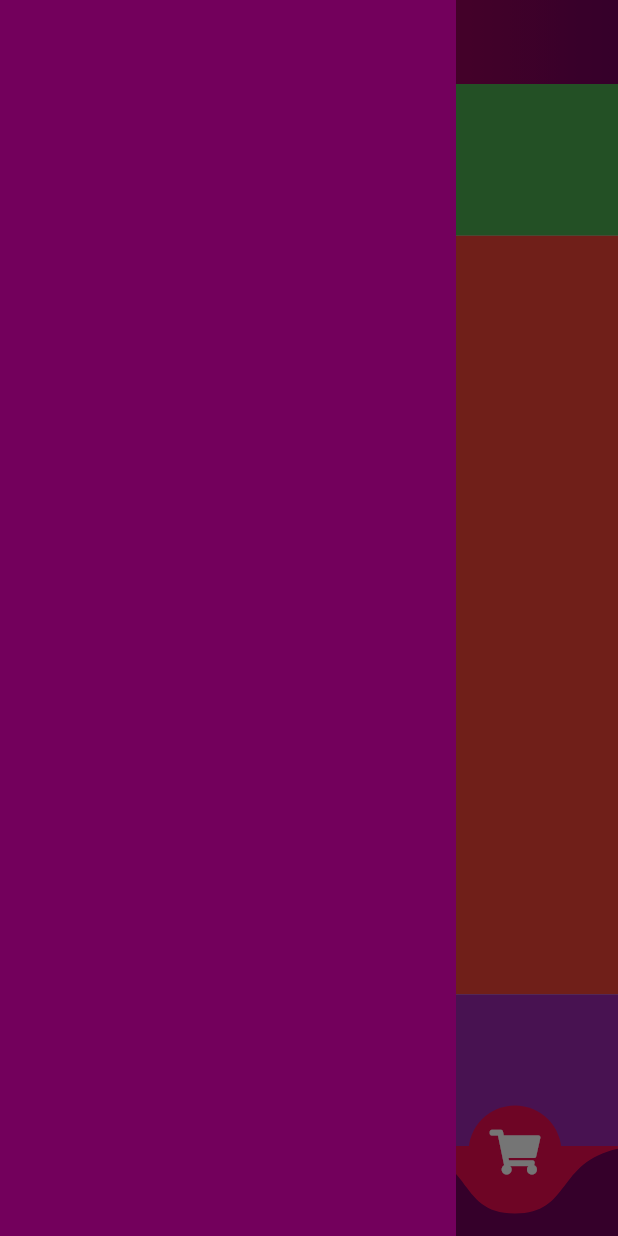
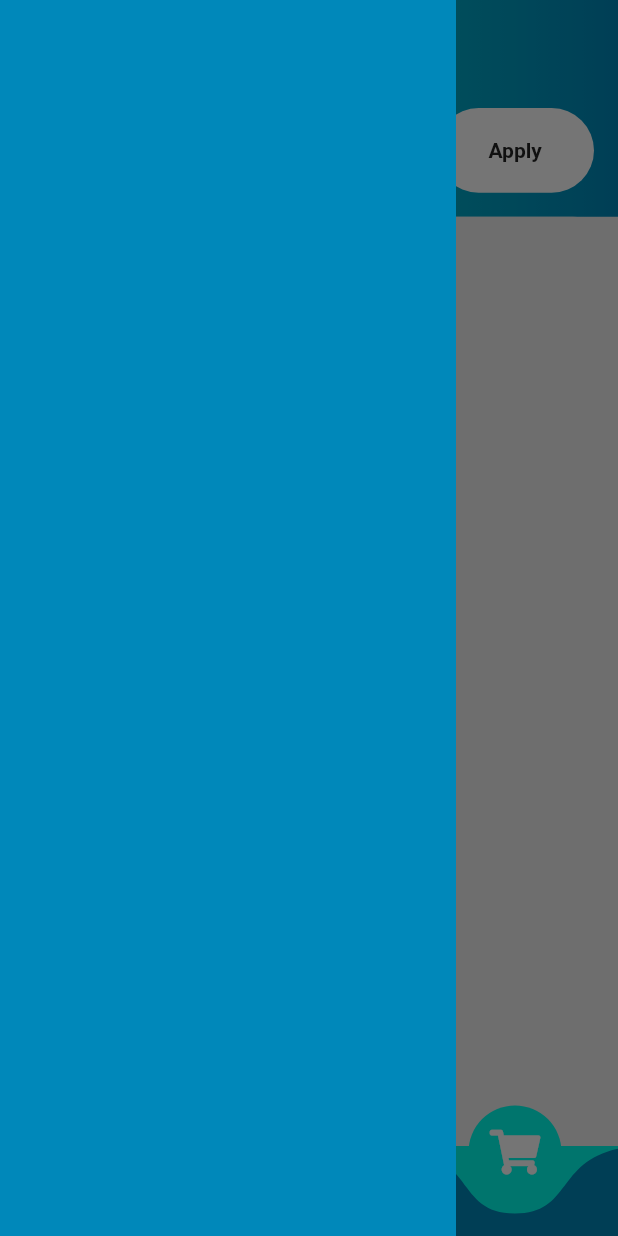
Before and after one commit to Afridee/Doctor-Chacha, a Flutter app: the Home screen opened directly, item 3 of the bottom bar chosen, with the side drawer open, on a phone screen of 412 x 824 dp. Run offline on Flutter 3.47's test engine with Material 2 defaults, Android fonts, the phone set to English and light mode, and no system bars; drawn by our look-alikes of curved_navigation_bar; our stand-ins replace cloud_firestore, firebase_auth, flutter_mobx, font_awesome_flutter, google_sign_in, introduction_screen and 3 more; missing offline and left inert: flutter_facebook_login; accounts and stored records are empty; generated files the repository leaves out were written again.

Commit message:
9th push.

```diff
--- a/lib/Commands.dart
+++ b/lib/Commands.dart
@@ -18,4 +18,5 @@ http://tomeko.net/online_tools/hex_to_base64.php
 
 5. Code generating in mobX:
 
-flutter packages pub run build_runner build*/
+flutter packages pub run build_runner build --delete-conflicting-outputs
+*/
--- a/lib/Constants.dart
+++ b/lib/Constants.dart
@@ -1,5 +1,5 @@
 import 'package:flutter/material.dart';
 
 //Colors
-const primaryDark = Color(0xff73005c);
-const primaryLight = Color(0xfff00b51);
+const primaryDark = Color(0xff0088BA);
+const primaryLight = Color(0xff00FFED);
--- a/lib/Screens/Home.dart
+++ b/lib/Screens/Home.dart
@@ -5,8 +5,8 @@ import 'package:flutter/cupertino.dart';
 import 'package:flutter/services.dart';
 import 'package:font_awesome_flutter/font_awesome_flutter.dart';
 import 'package:doctor_chacha/Screens/homeScreens/Services.dart';
-import 'file:///F:/Doctor_chscha/doctor_chacha/lib/Screens/homeScreens/MedStore/medicineStore.dart';
-import 'file:///F:/Doctor_chscha/doctor_chacha/lib/Screens/homeScreens/Cart/Cart.dart';
+import 'package:doctor_chacha/Screens/homeScreens/MedStore/medicineStore.dart';
+import 'package:doctor_chacha/Screens/homeScreens/Cart/Cart.dart';
 
 class Home extends StatefulWidget {
   @override
--- a/lib/Screens/homeScreens/Cart/Cart.dart
+++ b/lib/Screens/homeScreens/Cart/Cart.dart
@@ -1,5 +1,11 @@
+import 'package:cloud_firestore/cloud_firestore.dart';
+import 'package:doctor_chacha/Constants.dart';
+import 'package:doctor_chacha/Screens/homeScreens/Cart/cartList.dart';
+import 'package:doctor_chacha/Screens/homeScreens/Cart/confirmPart.dart';
+import 'package:doctor_chacha/Screens/homeScreens/Cart/couponPart.dart';
 import 'package:flutter/material.dart';
 import 'package:flutter/cupertino.dart';
+
 
 class Cart extends StatefulWidget {
   @override
@@ -12,19 +18,17 @@ class _CartState extends State<Cart> {
     return Container(
       height: MediaQuery.of(context).size.height,
       width: MediaQuery.of(context).size.width,
-      color: Colors.white,
+      decoration: BoxDecoration(
+        color: Color(0xfff0f0f0),
+      ),
       child: Column(
-         children: [
-           Expanded(child: Container(
-             color: Colors.green
-           ),flex: 1),
-           Expanded(child: Container(
-               color: Colors.red
-           ),flex: 5),
-           Expanded(child: Container(
-               color: Colors.purple
-           ),flex: 1)
-         ],
+        children: [
+          Expanded(child: couponPart(), flex: 1),
+          Expanded(
+              child: CartList(),
+              flex: 6),
+          Expanded(child: confirmPart(), flex: 1)
+        ],
       ),
     );
   }
--- /dev/null
+++ b/lib/Screens/homeScreens/Cart/cartList.dart
@@ -0,0 +1,96 @@
+import 'package:cloud_firestore/cloud_firestore.dart';
+import 'package:doctor_chacha/Constants.dart';
+import 'package:doctor_chacha/Screens/homeScreens/Cart/cartListElement.dart';
+import 'package:doctor_chacha/Screens/homeScreens/Cart/cartStateManagement.dart';
+import 'package:flutter/material.dart';
+import 'package:flutter_mobx/flutter_mobx.dart';
+
+class CartList extends StatefulWidget {
+  const CartList({
+    Key key,
+  }) : super(key: key);
+
+  @override
+  _CartListState createState() => _CartListState();
+}
+
+class _CartListState extends State<CartList> {
+  cartStateClass CS;
+
+  @override
+  void initState() {
+    CS = new cartStateClass();
+    CS.getUserID(context);
+    super.initState();
+  }
+
+  @override
+  Widget build(BuildContext context) {
+    return Container(
+      decoration: BoxDecoration(
+        color: Color(0xfff0f0f0),
+        borderRadius: BorderRadius.only(
+          topLeft: Radius.circular(30),
+          topRight: Radius.circular(30),
+        ),
+      ),
+      child: Observer(builder: (context) {
+        return CS.userID.length > 0
+            ? StreamBuilder(
+                stream: Firestore.instance
+                    .collection('users/' + CS.userID + '/cart')
+                    .snapshots(),
+                builder: (context, snapshot) {
+                  if (!snapshot.hasData) {
+                    return Center(
+                      child: Container(
+                        height: 100,
+                        width: 100,
+                        child: CircularProgressIndicator(),
+                      ),
+                    );
+                  } else if (snapshot.hasData && snapshot.data != null) {
+                    return ListView.builder(
+                      itemCount: snapshot.data.documents.length + 1,
+                      itemBuilder: (context, index) {
+                        if (index == snapshot.data.documents.length) {
+                          return Column(
+                            children: [
+                              Text(
+                                'Discount: 0%',
+                                style: TextStyle(
+                                  color: primaryDark,
+                                  fontSize: 20,
+                                ),
+                              ),
+                              Observer(
+                                builder: (context){
+                                  return Text(
+                                    'Total: '+ CS.totalCost.toStringAsFixed(2),
+                                    style: TextStyle(
+                                        color: primaryDark,
+                                        fontSize: 30,
+                                        fontWeight: FontWeight.w700),
+                                  );
+                                },
+                              ),
+                            ],
+                          );
+                        }
+                        return cartListItem(
+                             CS: CS,
+                            brandName: snapshot.data.documents[index]
+                                ['brandName'],
+                            qty: snapshot.data.documents[index]['qty'],
+                            price: snapshot.data.documents[index]['price']);
+                      },
+                    );
+                  }
+                  return Container();
+                },
+              )
+            : Container();
+      }),
+    );
+  }
+}
--- /dev/null
+++ b/lib/Screens/homeScreens/Cart/confirmPart.dart
@@ -0,0 +1,42 @@
+import 'package:doctor_chacha/Constants.dart';
+import 'package:flutter/material.dart';
+
+class confirmPart extends StatelessWidget {
+  const confirmPart({
+    Key key,
+  }) : super(key: key);
+
+  @override
+  Widget build(BuildContext context) {
+    return Container(
+      decoration: BoxDecoration(
+        color: Color(0xfff0f0f0),
+      ),
+      child: Padding(
+        padding: const EdgeInsets.only(
+            bottom: 8.0, top: 8.0, left: 120, right: 120),
+        child: Container(
+          decoration: BoxDecoration(
+              border: Border.all(
+                color: primaryLight,
+                width: 2
+              ),
+            gradient: LinearGradient(
+                colors: [
+                  primaryDark,
+                  primaryDark,
+                ]
+            ),
+            borderRadius: BorderRadius.circular(30),
+          ),
+          child: Center(
+            child: Text(
+              'Confirm',
+              style: TextStyle(fontWeight: FontWeight.w700, color: Colors.white, fontSize: 20),
+            ),
+          ),
+        ),
+      ),
+    );
+  }
+}
--- /dev/null
+++ b/lib/Screens/homeScreens/Cart/couponPart.dart
@@ -0,0 +1,67 @@
+import 'package:doctor_chacha/Constants.dart';
+import 'package:flutter/material.dart';
+
+class couponPart extends StatelessWidget {
+  const couponPart({
+    Key key,
+  }) : super(key: key);
+
+  @override
+  Widget build(BuildContext context) {
+    return Container(
+      decoration: BoxDecoration(
+          gradient: LinearGradient(
+            colors: [
+              primaryLight,
+              primaryDark,
+            ],
+          )),
+      child: Container(
+        child: Padding(
+          padding: const EdgeInsets.all(8.0),
+          child: Row(
+            children: [
+              Expanded(
+                flex: 5,
+                child: Container(
+                  child: TextField(
+                    //controller: ,
+                    style: TextStyle(color: Colors.white),
+                    keyboardType: TextInputType.emailAddress,
+                    onChanged: (value) {},
+                    decoration: InputDecoration(
+                        prefixIcon: Icon(
+                          Icons.card_giftcard,
+                          color: Colors.white,
+                        ),
+                        border: InputBorder.none,
+                        hintText: "Type coupon code here...",
+                        hintStyle: TextStyle(color: Colors.white)),
+                  ),
+                ),
+              ),
+              Expanded(
+                flex: 2,
+                child: Padding(
+                  padding:
+                  const EdgeInsets.only(top: 8.0, bottom: 8.0, right: 8.0),
+                  child: Container(
+                    decoration: BoxDecoration(
+                        color: Colors.white,
+                        borderRadius: BorderRadius.circular(30)),
+                    child: Center(
+                      child: Text(
+                        'Apply',
+                        style: TextStyle(fontWeight: FontWeight.w700),
+                      ),
+                    ),
+                  ),
+                ),
+              ),
+            ],
+          ),
+        ),
+      ),
+    );
+  }
+}
--- a/lib/Screens/homeScreens/MedStore/listElementFunctionality.dart
+++ b/lib/Screens/homeScreens/MedStore/listElementFunctionality.dart
@@ -14,6 +14,7 @@ void addToCart({BuildContext context, String brandName, String manufacturer, Str
 
     final CollectionReference cart = Firestore.instance.collection('users/${userID}/cart');
 
+    if(qty>0){
       await cart.document(brandName).setData({
         'brandName' : brandName,
         'manufacturer' : manufacturer,
@@ -22,6 +23,7 @@ void addToCart({BuildContext context, String brandName, String manufacturer, Str
         'unit' : unit,
         'qty' : qty
       }, merge: true);
+    }
 
     snackBar(
         duration: 2,
```
Also changed, not shown: lib/Screens/homeScreens/Cart/cartListElement.dart (added, +101 -0 lines), lib/Screens/homeScreens/Cart/cartListElementFunctionality.dart (added, +44 -0 lines), lib/Screens/homeScreens/Cart/cartStateManagement.dart (added, +40 -0 lines), lib/Services/firebase_auth_service.dart (+8 -0 lines), lib/Screens/homeScreens/Cart/cartStateManagement.g.dart (added). Lines whose indentation alone changed are shown as unchanged.
